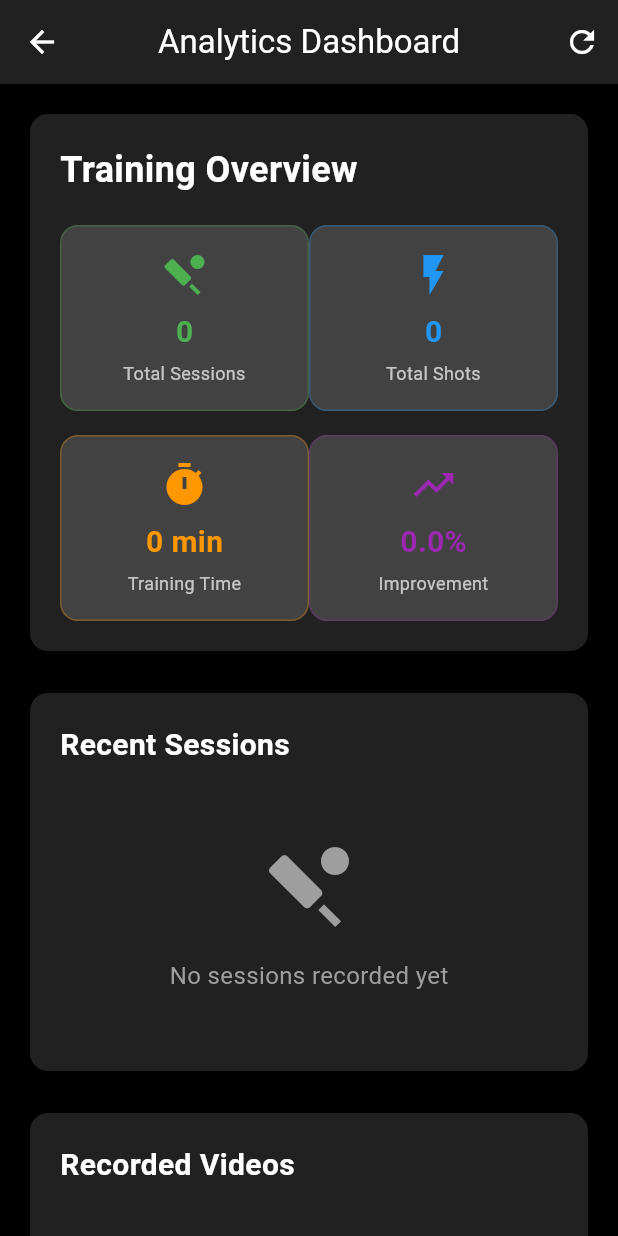
After one commit to FarhanSayed16/Smart-Cricket-Bat, a Flutter app: the screen it shows once a user with an empty profile is signed in, after a tap on "View Analytics", on a phone screen of 412 x 824 dp. The commit adds this screen. Run offline on Flutter 3.47's test engine with Material 3 defaults, Android fonts, the phone set to English and light mode, and no system bars; our stand-ins replace camera, cloud_firestore, firebase_auth, firebase_core, fl_chart, flutter_riverpod and 1 more; accounts and stored records are empty.

Commit message:
Add Analytics and Data Test buttons to Dashboard screen

```diff
--- /dev/null
+++ b/coaches_eye_ai/lib/src/features/analytics/analytics_screen.dart
@@ -0,0 +1,484 @@
+import 'package:flutter/material.dart';
+import 'package:flutter_riverpod/flutter_riverpod.dart';
+import '../../providers/providers.dart';
+import '../../services/firestore_service.dart';
+import '../../models/session_model.dart';
+
+/// Comprehensive analytics screen showing all user data
+class AnalyticsScreen extends ConsumerStatefulWidget {
+  const AnalyticsScreen({super.key});
+
+  @override
+  ConsumerState<AnalyticsScreen> createState() => _AnalyticsScreenState();
+}
+
+class _AnalyticsScreenState extends ConsumerState<AnalyticsScreen> {
+  Map<String, dynamic>? _analyticsData;
+  List<SessionModel> _sessions = [];
+  List<Map<String, dynamic>> _videos = [];
+  bool _isLoading = true;
+
+  @override
+  void initState() {
+    super.initState();
+    _loadAnalyticsData();
+  }
+
+  Future<void> _loadAnalyticsData() async {
+    setState(() => _isLoading = true);
+
+    try {
+      final authState = ref.read(authStateProvider);
+      final firestoreService = ref.read(firestoreServiceProvider);
+
+      if (authState.hasValue && authState.value != null) {
+        final userId = authState.value!.uid;
+
+        // Load all data in parallel
+        final results = await Future.wait([
+          firestoreService.getUserAnalytics(userId),
+          firestoreService.getSessionsForPlayer(userId),
+          firestoreService.getVideosForPlayer(userId),
+        ]);
+
+        _analyticsData = results[0] as Map<String, dynamic>;
+        _sessions = results[1] as List<SessionModel>;
+        _videos = results[2] as List<Map<String, dynamic>>;
+      }
+    } catch (e) {
+      print('Error loading analytics data: $e');
+    }
+
+    setState(() => _isLoading = false);
+  }
+
+  @override
+  Widget build(BuildContext context) {
+    return Scaffold(
+      backgroundColor: Colors.black,
+      appBar: AppBar(
+        title: const Text('Analytics Dashboard'),
+        backgroundColor: Colors.grey[900],
+        foregroundColor: Colors.white,
+        actions: [
+          IconButton(
+            onPressed: _loadAnalyticsData,
+            icon: const Icon(Icons.refresh),
+          ),
+        ],
+      ),
+      body: _isLoading
+          ? const Center(child: CircularProgressIndicator(color: Colors.green))
+          : SingleChildScrollView(
+              padding: const EdgeInsets.all(16),
+              child: Column(
+                crossAxisAlignment: CrossAxisAlignment.start,
+                children: [
+                  _buildOverviewCard(),
+                  const SizedBox(height: 20),
+                  _buildSessionsCard(),
+                  const SizedBox(height: 20),
+                  _buildVideosCard(),
+                  const SizedBox(height: 20),
+                  _buildPerformanceCard(),
+                ],
+              ),
+            ),
+    );
+  }
+
+  Widget _buildOverviewCard() {
+    final data = _analyticsData ?? {};
+
+    return Card(
+      color: Colors.grey[900],
+      child: Padding(
+        padding: const EdgeInsets.all(20),
+        child: Column(
+          crossAxisAlignment: CrossAxisAlignment.start,
+          children: [
+            const Text(
+              'Training Overview',
+              style: TextStyle(
+                color: Colors.white,
+                fontSize: 24,
+                fontWeight: FontWeight.bold,
+              ),
+            ),
+            const SizedBox(height: 20),
+            Row(
+              children: [
+                Expanded(
+                  child: _buildStatItem(
+                    'Total Sessions',
+                    '${data['totalSessions'] ?? 0}',
+                    Icons.sports_cricket,
+                    Colors.green,
+                  ),
+                ),
+                Expanded(
+                  child: _buildStatItem(
+                    'Total Shots',
+                    '${data['totalShots'] ?? 0}',
+                    Icons.flash_on,
+                    Colors.blue,
+                  ),
+                ),
+              ],
+            ),
+            const SizedBox(height: 16),
+            Row(
+              children: [
+                Expanded(
+                  child: _buildStatItem(
+                    'Training Time',
+                    '${data['totalTrainingTime'] ?? 0} min',
+                    Icons.timer,
+                    Colors.orange,
+                  ),
+                ),
+                Expanded(
+                  child: _buildStatItem(
+                    'Improvement',
+                    '${(data['improvementRate'] ?? 0).toStringAsFixed(1)}%',
+                    Icons.trending_up,
+                    Colors.purple,
+                  ),
+                ),
+              ],
+            ),
+          ],
+        ),
+      ),
+    );
+  }
+
+  Widget _buildStatItem(
+    String label,
+    String value,
+    IconData icon,
+    Color color,
+  ) {
+    return Container(
+      padding: const EdgeInsets.all(16),
+      decoration: BoxDecoration(
+        color: Colors.grey[800],
+        borderRadius: BorderRadius.circular(12),
+        border: Border.all(color: color.withOpacity(0.3)),
+      ),
+      child: Column(
+        children: [
+          Icon(icon, color: color, size: 32),
+          const SizedBox(height: 8),
+          Text(
+            value,
+            style: TextStyle(
+              color: color,
+              fontSize: 20,
+              fontWeight: FontWeight.bold,
+            ),
+          ),
+          const SizedBox(height: 4),
+          Text(
+            label,
+            style: const TextStyle(color: Colors.white70, fontSize: 12),
+            textAlign: TextAlign.center,
+          ),
+        ],
+      ),
+    );
+  }
+
+  Widget _buildSessionsCard() {
+    return Card(
+      color: Colors.grey[900],
+      child: Padding(
+        padding: const EdgeInsets.all(20),
+        child: Column(
+          crossAxisAlignment: CrossAxisAlignment.start,
+          children: [
+            const Text(
+              'Recent Sessions',
+              style: TextStyle(
+                color: Colors.white,
+                fontSize: 20,
+                fontWeight: FontWeight.bold,
+              ),
+            ),
+            const SizedBox(height: 16),
+            if (_sessions.isEmpty)
+              const Center(
+                child: Padding(
+                  padding: EdgeInsets.all(32),
+                  child: Column(
+                    children: [
+                      Icon(Icons.sports_cricket, size: 64, color: Colors.grey),
+                      SizedBox(height: 16),
+                      Text(
+                        'No sessions recorded yet',
+                        style: TextStyle(color: Colors.grey, fontSize: 16),
+                      ),
+                    ],
+                  ),
+                ),
+              )
+            else
+              ..._sessions.take(5).map((session) => _buildSessionItem(session)),
+            if (_sessions.length > 5)
+              Padding(
+                padding: const EdgeInsets.only(top: 16),
+                child: Center(
+                  child: Text(
+                    'And ${_sessions.length - 5} more sessions...',
+                    style: const TextStyle(color: Colors.grey),
+                  ),
+                ),
+              ),
+          ],
+        ),
+      ),
+    );
+  }
+
+  Widget _buildSessionItem(SessionModel session) {
+    return Container(
+      margin: const EdgeInsets.only(bottom: 12),
+      padding: const EdgeInsets.all(16),
+      decoration: BoxDecoration(
+        color: Colors.grey[800],
+        borderRadius: BorderRadius.circular(8),
+        border: Border.all(color: Colors.grey[700]!),
+      ),
+      child: Row(
+        children: [
+          Container(
+            padding: const EdgeInsets.all(8),
+            decoration: BoxDecoration(
+              color: Colors.green.withOpacity(0.2),
+              borderRadius: BorderRadius.circular(8),
+            ),
+            child: const Icon(Icons.sports_cricket, color: Colors.green),
+          ),
+          const SizedBox(width: 16),
+          Expanded(
+            child: Column(
+              crossAxisAlignment: CrossAxisAlignment.start,
+              children: [
+                Text(
+                  'Session ${session.sessionId.substring(0, 8)}',
+                  style: const TextStyle(
+                    color: Colors.white,
+                    fontSize: 16,
+                    fontWeight: FontWeight.bold,
+                  ),
+                ),
+                const SizedBox(height: 4),
+                Text(
+                  '${session.totalShots} shots • ${session.durationInMinutes} min',
+                  style: const TextStyle(color: Colors.grey),
+                ),
+                Text(
+                  'Avg Speed: ${session.averageBatSpeed.toStringAsFixed(1)} km/h',
+                  style: const TextStyle(color: Colors.grey),
+                ),
+              ],
+            ),
+          ),
+          Text(
+            '${session.date.day}/${session.date.month}',
+            style: const TextStyle(color: Colors.grey),
+          ),
+        ],
+      ),
+    );
+  }
+
+  Widget _buildVideosCard() {
+    return Card(
+      color: Colors.grey[900],
+      child: Padding(
+        padding: const EdgeInsets.all(20),
+        child: Column(
+          crossAxisAlignment: CrossAxisAlignment.start,
+          children: [
+            const Text(
+              'Recorded Videos',
+              style: TextStyle(
+                color: Colors.white,
+                fontSize: 20,
+                fontWeight: FontWeight.bold,
+              ),
+            ),
+            const SizedBox(height: 16),
+            if (_videos.isEmpty)
+              const Center(
+                child: Padding(
+                  padding: EdgeInsets.all(32),
+                  child: Column(
+                    children: [
+                      Icon(Icons.videocam_off, size: 64, color: Colors.grey),
+                      SizedBox(height: 16),
+                      Text(
+                        'No videos recorded yet',
+                        style: TextStyle(color: Colors.grey, fontSize: 16),
+                      ),
+                    ],
+                  ),
+                ),
+              )
+            else
+              ..._videos.take(5).map((video) => _buildVideoItem(video)),
+            if (_videos.length > 5)
+              Padding(
+                padding: const EdgeInsets.only(top: 16),
+                child: Center(
+                  child: Text(
+                    'And ${_videos.length - 5} more videos...',
+                    style: const TextStyle(color: Colors.grey),
+                  ),
+                ),
+              ),
+          ],
+        ),
+      ),
+    );
+  }
+
+  Widget _buildVideoItem(Map<String, dynamic> video) {
+    final recordedAt = DateTime.fromMillisecondsSinceEpoch(
+      video['recordedAt'] ?? DateTime.now().millisecondsSinceEpoch,
+    );
+
+    return Container(
+      margin: const EdgeInsets.only(bottom: 12),
+      padding: const EdgeInsets.all(16),
+      decoration: BoxDecoration(
+        color: Colors.grey[800],
+        borderRadius: BorderRadius.circular(8),
+        border: Border.all(color: Colors.grey[700]!),
+      ),
+      child: Row(
+        children: [
+          Container(
+            padding: const EdgeInsets.all(8),
+            decoration: BoxDecoration(
+              color: Colors.blue.withOpacity(0.2),
+              borderRadius: BorderRadius.circular(8),
+            ),
+            child: const Icon(Icons.play_circle_outline, color: Colors.blue),
+          ),
+          const SizedBox(width: 16),
+          Expanded(
+            child: Column(
+              crossAxisAlignment: CrossAxisAlignment.start,
+              children: [
+                Text(
+                  video['videoPath']?.split('/').last ?? 'Unknown Video',
+                  style: const TextStyle(
+                    color: Colors.white,
+                    fontSize: 16,
+                    fontWeight: FontWeight.bold,
+                  ),
+                ),
+                const SizedBox(height: 4),
+                Text(
+                  'Duration: ${video['durationInSeconds'] ?? 0} seconds',
+                  style: const TextStyle(color: Colors.grey),
+                ),
+                Text(
+                  'Session: ${video['sessionId']?.substring(0, 8) ?? 'Unknown'}',
+                  style: const TextStyle(color: Colors.grey),
+                ),
+              ],
+            ),
+          ),
+          Text(
+            '${recordedAt.day}/${recordedAt.month}',
+            style: const TextStyle(color: Colors.grey),
+          ),
+        ],
+      ),
+    );
+  }
+
+  Widget _buildPerformanceCard() {
+    final data = _analyticsData ?? {};
+
+    return Card(
+      color: Colors.grey[900],
+      child: Padding(
+        padding: const EdgeInsets.all(20),
+        child: Column(
+          crossAxisAlignment: CrossAxisAlignment.start,
+          children: [
+            const Text(
+              'Performance Metrics',
+              style: TextStyle(
+                color: Colors.white,
+                fontSize: 20,
+                fontWeight: FontWeight.bold,
+              ),
+            ),
+            const SizedBox(height: 20),
+            _buildMetricRow(
+              'Average Bat Speed',
+              '${(data['averageBatSpeed'] ?? 0).toStringAsFixed(1)} km/h',
+              Colors.green,
+            ),
+            _buildMetricRow(
+              'Best Shot Speed',
+              '${(data['bestShotSpeed'] ?? 0).toStringAsFixed(1)} km/h',
+              Colors.blue,
+            ),
+            _buildMetricRow(
+              'Average Power Index',
+              '${(data['averagePowerIndex'] ?? 0).toStringAsFixed(1)}',
+              Colors.orange,
+            ),
+            _buildMetricRow(
+              'Average Timing Score',
+              '${(data['averageTimingScore'] ?? 0).toStringAsFixed(1)}',
+              Colors.purple,
+            ),
+            _buildMetricRow(
+              'Sweet Spot Accuracy',
+              '${(data['averageSweetSpotAccuracy'] ?? 0).toStringAsFixed(1)}%',
+              Colors.red,
+            ),
+          ],
+        ),
+      ),
+    );
+  }
+
+  Widget _buildMetricRow(String label, String value, Color color) {
+    return Padding(
+      padding: const EdgeInsets.only(bottom: 16),
+      child: Row(
+        mainAxisAlignment: MainAxisAlignment.spaceBetween,
+        children: [
+          Text(
+            label,
+            style: const TextStyle(color: Colors.white, fontSize: 16),
+          ),
+          Container(
+            padding: const EdgeInsets.symmetric(horizontal: 12, vertical: 6),
+            decoration: BoxDecoration(
+              color: color.withOpacity(0.2),
+              borderRadius: BorderRadius.circular(20),
+              border: Border.all(color: color.withOpacity(0.5)),
+            ),
+            child: Text(
+              value,
+              style: TextStyle(
+                color: color,
+                fontSize: 14,
+                fontWeight: FontWeight.bold,
+              ),
+            ),
+          ),
+        ],
+      ),
+    );
+  }
+}
--- a/coaches_eye_ai/lib/src/features/dashboard/dashboard_screen.dart
+++ b/coaches_eye_ai/lib/src/features/dashboard/dashboard_screen.dart
@@ -5,6 +5,8 @@ import '../../providers/providers.dart';
 import '../../models/session_model.dart';
 import '../session/live_session_screen.dart';
 import '../session/media_gallery_screen.dart';
+import '../analytics/analytics_screen.dart';
+import '../test/data_test_screen.dart';
 
 /// Dashboard screen showing user's session history and options
 class DashboardScreen extends ConsumerWidget {
@@ -153,6 +155,64 @@ class DashboardScreen extends ConsumerWidget {
                         ),
                         style: ElevatedButton.styleFrom(
                           backgroundColor: Colors.blue,
+                          foregroundColor: Colors.white,
+                          shape: RoundedRectangleBorder(
+                            borderRadius: BorderRadius.circular(12),
+                          ),
+                          elevation: 4,
+                        ),
+                      ),
+                    ),
+                    const SizedBox(height: 12),
+                    // Analytics Button
+                    SizedBox(
+                      width: double.infinity,
+                      height: 50,
+                      child: ElevatedButton.icon(
+                        onPressed: () => Navigator.of(context).push(
+                          MaterialPageRoute(
+                            builder: (context) => const AnalyticsScreen(),
+                          ),
+                        ),
+                        icon: const Icon(Icons.analytics, size: 24),
+                        label: const Text(
+                          'View Analytics',
+                          style: TextStyle(
+                            fontSize: 16,
+                            fontWeight: FontWeight.bold,
+                          ),
+                        ),
+                        style: ElevatedButton.styleFrom(
+                          backgroundColor: Colors.purple,
+                          foregroundColor: Colors.white,
+                          shape: RoundedRectangleBorder(
+                            borderRadius: BorderRadius.circular(12),
+                          ),
+                          elevation: 4,
+                        ),
+                      ),
+                    ),
+                    const SizedBox(height: 12),
+                    // Data Test Button
+                    SizedBox(
+                      width: double.infinity,
+                      height: 50,
+                      child: ElevatedButton.icon(
+                        onPressed: () => Navigator.of(context).push(
+                          MaterialPageRoute(
+                            builder: (context) => const DataTestScreen(),
+                          ),
+                        ),
+                        icon: const Icon(Icons.bug_report, size: 24),
+                        label: const Text(
+                          'Test Data Storage',
+                          style: TextStyle(
+                            fontSize: 16,
+                            fontWeight: FontWeight.bold,
+                          ),
+                        ),
+                        style: ElevatedButton.styleFrom(
+                          backgroundColor: Colors.red,
                           foregroundColor: Colors.white,
                           shape: RoundedRectangleBorder(
                             borderRadius: BorderRadius.circular(12),
```
